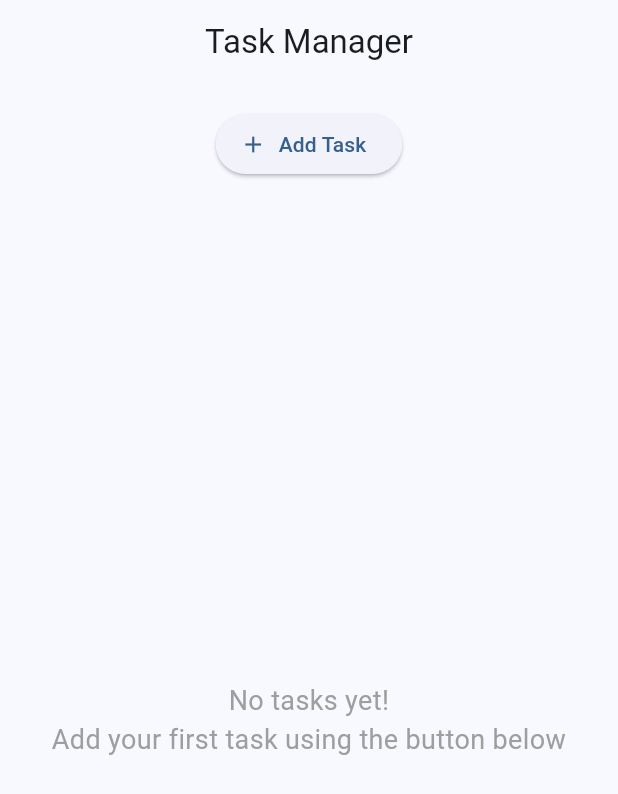
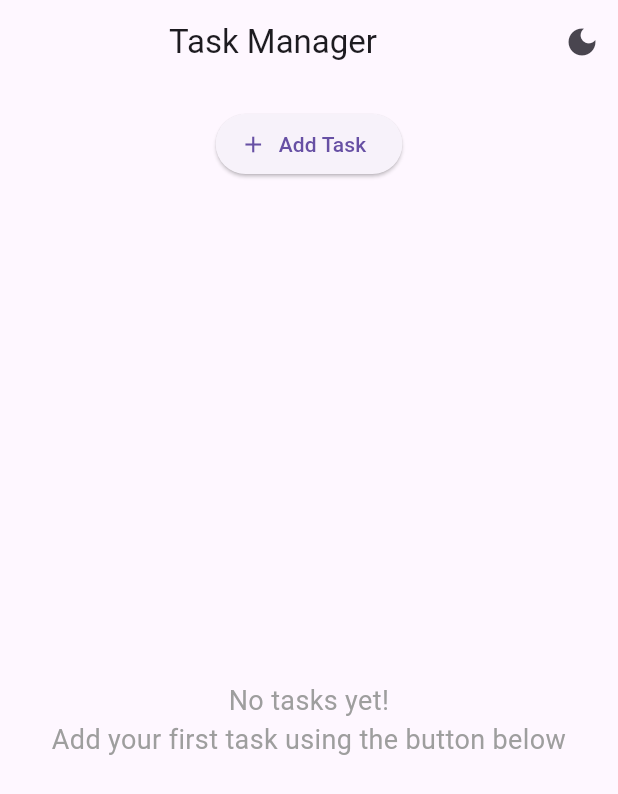
Before and after one commit to Spike2250/task_manager_flutter, a Flutter app: the screen it shows after launch, on a phone screen of 412 x 824 dp. Shown: the top 794 px of the screen. Run offline on Flutter 3.47's test engine with Material 3 defaults, Android fonts, the phone set to English and light mode, and no system bars.

Commit message:
add color themes

```diff
--- a/lib/main.dart
+++ b/lib/main.dart
@@ -3,13 +3,10 @@ import 'package:provider/provider.dart';
 import 'package:task_manager_flutter/providers/task_provider.dart';
 import 'package:task_manager_flutter/screens/home_screen.dart';
 
+import 'package:task_manager_flutter/providers/theme_provider.dart';
+
 void main() {
-  runApp(
-    ChangeNotifierProvider(
-      create: (ctx) => TaskProvider(),
-      child: const MyApp(),
-    ),
-  );
+  runApp(const MyApp());
 }
 
 class MyApp extends StatelessWidget {
@@ -17,13 +14,20 @@ class MyApp extends StatelessWidget {
 
   @override
   Widget build(BuildContext context) {
-    return MaterialApp(
-      title: 'Task Manager',
-      theme: ThemeData(
-        colorScheme: ColorScheme.fromSeed(seedColor: Colors.blue),
-        useMaterial3: true,
+    return MultiProvider(
+      providers: [
+        ChangeNotifierProvider(create: (ctx) => TaskProvider()),
+        ChangeNotifierProvider(create: (ctx) => ThemeProvider()),
+      ],
+      child: Consumer<ThemeProvider>(
+        builder: (ctx, themeProvider, _) => MaterialApp(
+          title: 'Task Manager',
+          theme: themeProvider.isDarkMode
+              ? ThemeData.dark(useMaterial3: true)
+              : ThemeData.light(useMaterial3: true),
+          home: const HomeScreen(),
+        ),
       ),
-      home: const HomeScreen(),
     );
   }
 }
--- /dev/null
+++ b/lib/providers/theme_provider.dart
@@ -0,0 +1,12 @@
+import 'package:flutter/material.dart';
+
+class ThemeProvider extends ChangeNotifier {
+  bool _isDarkMode = false;
+
+  bool get isDarkMode => _isDarkMode;
+
+  void toggleTheme() {
+    _isDarkMode = !_isDarkMode;
+    notifyListeners();
+  }
+}
--- a/lib/screens/home_screen.dart
+++ b/lib/screens/home_screen.dart
@@ -1,6 +1,7 @@
 import 'package:flutter/material.dart';
 import 'package:provider/provider.dart';
 import '../providers/task_provider.dart';
+import '../providers/theme_provider.dart';
 import '../widgets/task_list.dart';
 import '../widgets/add_task_dialog.dart';
 
@@ -12,6 +13,16 @@ class HomeScreen extends StatelessWidget {
     return Scaffold(
       appBar: AppBar(
         title: const Center(child: Text('Task Manager')),
+        actions: [
+          Consumer<ThemeProvider>(
+            builder: (ctx, themeProvider, _) => IconButton(
+              icon: Icon(themeProvider.isDarkMode
+                  ? Icons.light_mode
+                  : Icons.dark_mode),
+              onPressed: () => themeProvider.toggleTheme(),
+            ),
+          ),
+        ],
       ),
       body: Column(
         children: [
```
